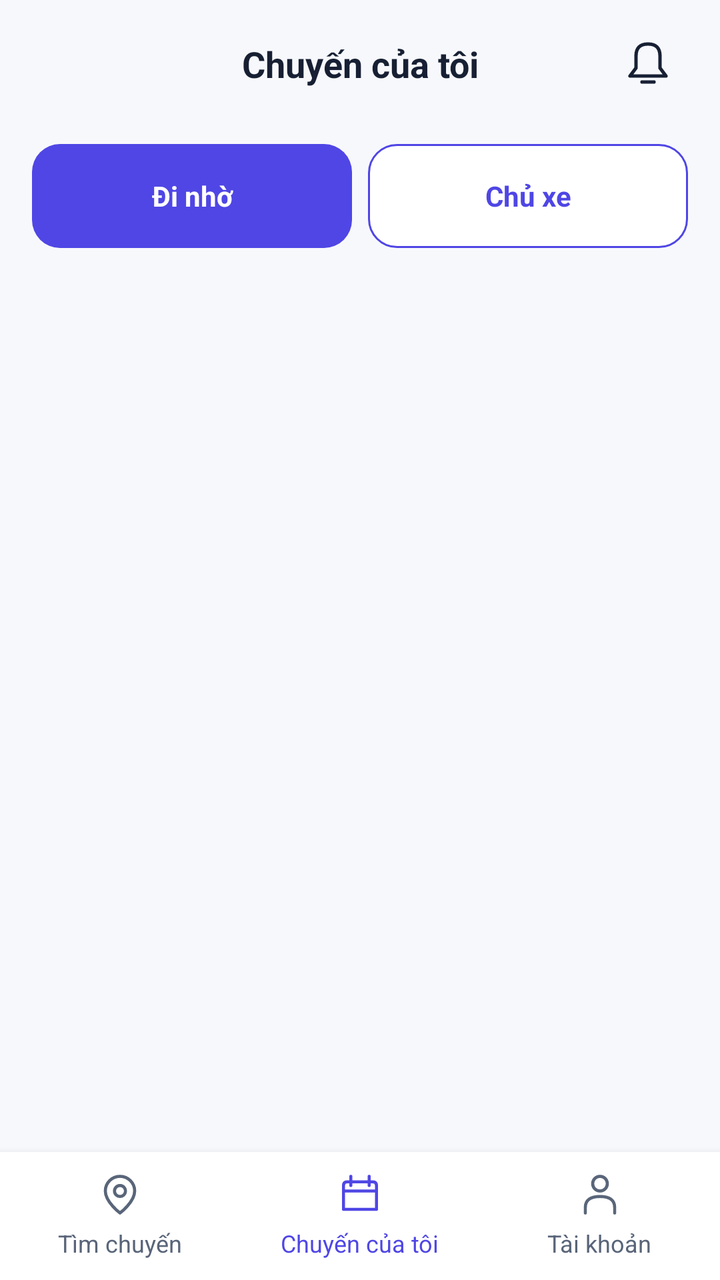
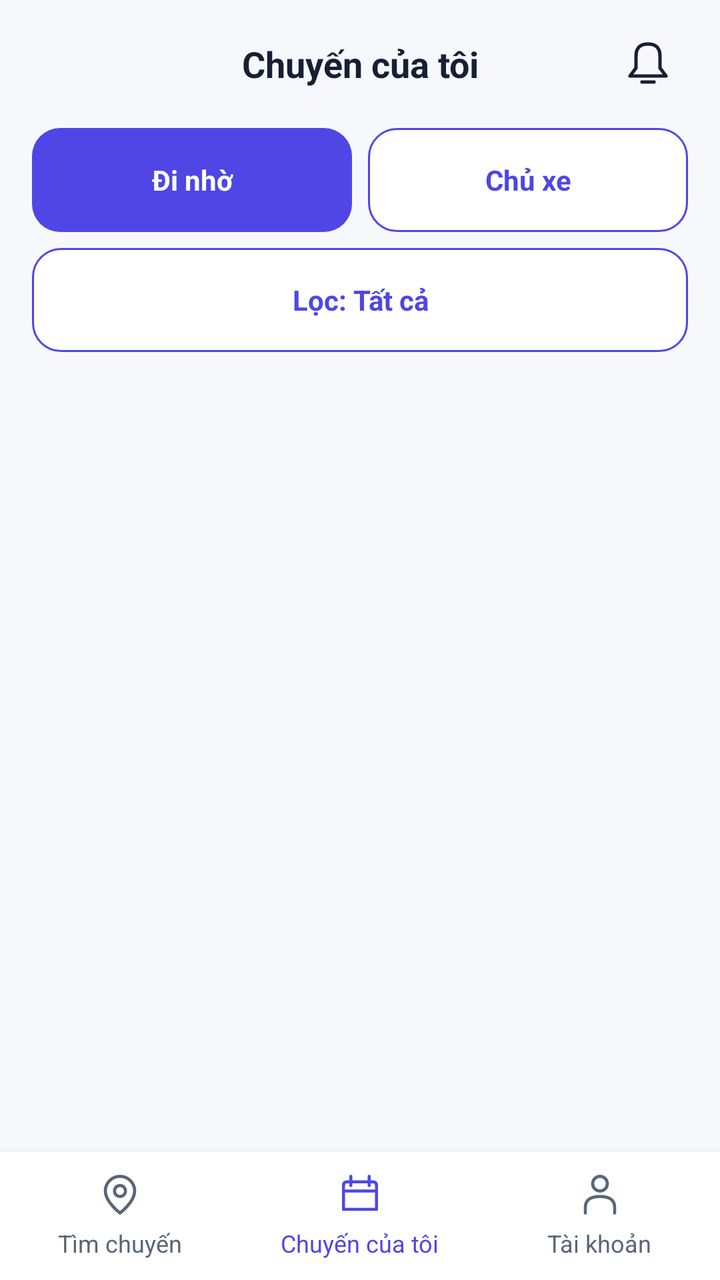

Two renders of the same Android screen: before a commit and after it. Below are the layout's source before the change and the commit's diff.
<!-- AndroidManifest.xml: application theme Theme.GrabShare -->
<!-- res/layout/screen_my_trips.xml -->
<?xml version="1.0" encoding="utf-8"?>
<LinearLayout xmlns:android="http://schemas.android.com/apk/res/android"
    android:layout_width="match_parent"
    android:layout_height="match_parent"
    android:orientation="vertical"
    android:background="@color/background">

    <FrameLayout
        android:layout_width="match_parent"
        android:layout_height="64dp"
        android:paddingHorizontal="12dp">
    <TextView
        android:id="@+id/tv_title"
        android:layout_width="match_parent"
        android:layout_height="wrap_content"
        android:layout_gravity="center"
        android:gravity="center"
        android:layout_marginHorizontal="52dp"
        android:text="Chuyến của tôi"
        android:textSize="18sp"
        android:textStyle="bold"
        android:textColor="@color/ink" />
        <ImageButton
            android:id="@+id/header_action"
            style="@style/IconButton"
            android:layout_gravity="center_vertical|end"
            android:src="@drawable/ic_bell"
            android:contentDescription="Thông báo" />
    </FrameLayout>

    <LinearLayout
        android:layout_width="match_parent"
        android:layout_height="wrap_content"
        android:orientation="horizontal"
        android:paddingHorizontal="16dp"
        android:paddingBottom="12dp">
        <androidx.appcompat.widget.AppCompatButton
            android:id="@+id/role_passenger"
            style="@style/ButtonPrimary"
            android:layout_width="0dp"
            android:layout_weight="1"
            android:layout_marginEnd="4dp"
            android:text="Đi nhờ" />
        <androidx.appcompat.widget.AppCompatButton
            android:id="@+id/role_driver"
            style="@style/ButtonSecondary"
            android:layout_width="0dp"
            android:layout_weight="1"
            android:layout_marginStart="4dp"
            android:text="Chủ xe" />
    </LinearLayout>

    <FrameLayout
        android:layout_width="match_parent"
        android:layout_height="0dp"
        android:layout_weight="1">

        <androidx.recyclerview.widget.RecyclerView
            android:id="@+id/recycler_my_trips"
            android:layout_width="match_parent"
            android:layout_height="match_parent"
            android:clipToPadding="false"
            android:padding="8dp" />

        <ProgressBar
            android:id="@+id/progress_bar"
            android:layout_width="wrap_content"
            android:layout_height="wrap_content"
            android:layout_gravity="center"
            android:visibility="gone" />

        <TextView
            android:id="@+id/tv_empty_state"
            android:layout_width="wrap_content"
            android:layout_height="wrap_content"
            android:layout_gravity="center"
            android:text="Bạn chưa có chuyến đi nhờ nào"
            android:textColor="#6B7280"
            android:textSize="16sp"
            android:visibility="gone" />

        <LinearLayout
            android:id="@+id/layout_error"
            android:layout_width="wrap_content"
            android:layout_height="wrap_content"
            android:layout_gravity="center"
            android:orientation="vertical"
            android:gravity="center"
            android:visibility="gone">

            <TextView
                android:layout_width="wrap_content"
                android:layout_height="wrap_content"
                android:text="Không thể tải dữ liệu. Vui lòng thử lại."
                android:textColor="#EF4444"
                android:textSize="15sp"
                android:layout_marginBottom="12dp" />

            <Button
                android:id="@+id/btn_retry"
                android:layout_width="wrap_content"
                android:layout_height="wrap_content"
                android:text="Thử lại" />
        </LinearLayout>

    </FrameLayout>

    <LinearLayout
        android:id="@+id/bottom_nav"
        android:layout_width="match_parent"
        android:layout_height="wrap_content"
        android:orientation="horizontal"
        android:background="@color/white"
        android:elevation="6dp">

        <LinearLayout
            android:id="@+id/nav_home"
            android:layout_width="0dp"
            android:layout_height="64dp"
            android:layout_weight="1"
            android:orientation="vertical"
            android:gravity="center"
            android:clickable="true"
            android:focusable="true"
            android:foreground="?attr/selectableItemBackground">

            <ImageView
                android:layout_width="22dp"
                android:layout_height="22dp"
                android:src="@drawable/ic_pin"
                android:tint="@color/muted"
                android:importantForAccessibility="no" />

            <TextView
                style="@style/Caption"
                android:text="Tìm chuyến"
                android:textColor="@color/muted"
                android:layout_marginTop="5dp"
                android:layout_marginBottom="0dp" />
        </LinearLayout>

        <LinearLayout
            android:id="@+id/nav_trips"
            android:layout_width="0dp"
            android:layout_height="64dp"
            android:layout_weight="1"
            android:orientation="vertical"
            android:gravity="center"
            android:importantForAccessibility="yes"
            android:contentDescription="Chuyến của tôi, đang chọn">

            <ImageView
                android:layout_width="22dp"
                android:layout_height="22dp"
                android:src="@drawable/ic_calendar"
                android:tint="@color/primary"
                android:importantForAccessibility="no" />

            <TextView
                style="@style/Caption"
                android:text="Chuyến của tôi"
                android:textColor="@color/primary"
                android:layout_marginTop="5dp"
                android:layout_marginBottom="0dp" />
        </LinearLayout>

        <LinearLayout
            android:id="@+id/nav_account"
            android:layout_width="0dp"
            android:layout_height="64dp"
            android:layout_weight="1"
            android:orientation="vertical"
            android:gravity="center"
            android:clickable="true"
            android:focusable="true"
            android:foreground="?attr/selectableItemBackground">

            <ImageView
                android:layout_width="22dp"
                android:layout_height="22dp"
                android:src="@drawable/ic_user"
                android:tint="@color/muted"
                android:importantForAccessibility="no" />

            <TextView
                style="@style/Caption"
                android:text="Tài khoản"
                android:textColor="@color/muted"
                android:layout_marginTop="5dp"
                android:layout_marginBottom="0dp" />
        </LinearLayout>
    </LinearLayout>
</LinearLayout>
<!-- resources referenced by this layout -->
<resources>
  <color name="background">#F7F8FC</color>
  <color name="ink">#172033</color>
  <color name="muted">#596579</color>
  <color name="primary">#4F46E5</color>
  <color name="white">#FFFFFFFF</color>
  <!-- drawable ic_bell (drawable) -->
  <?xml version="1.0" encoding="utf-8"?>
  <vector xmlns:android="http://schemas.android.com/apk/res/android" android:width="24dp" android:height="24dp" android:viewportWidth="24" android:viewportHeight="24">
      <path android:strokeColor="@color/primary" android:strokeWidth="1.7" android:strokeLineCap="round" android:strokeLineJoin="round" android:fillColor="@android:color/transparent" android:pathData="M18,8Q18,2 12,2Q6,2 6,8V14L3,18H21L18,14Z M9,21H15" />
  </vector>
  <!-- drawable ic_calendar (drawable) -->
  <?xml version="1.0" encoding="utf-8"?>
  <vector xmlns:android="http://schemas.android.com/apk/res/android" android:width="24dp" android:height="24dp" android:viewportWidth="24" android:viewportHeight="24">
      <path android:strokeColor="@color/primary" android:strokeWidth="1.7" android:strokeLineCap="round" android:strokeLineJoin="round" android:fillColor="@android:color/transparent" android:pathData="M5,5H19Q21,5 21,7V20H3V7Q3,5 5,5 M3,10H21 M7,2V7 M17,2V7" />
  </vector>
  <!-- drawable ic_user (drawable) -->
  <?xml version="1.0" encoding="utf-8"?>
  <vector xmlns:android="http://schemas.android.com/apk/res/android" android:width="24dp" android:height="24dp" android:viewportWidth="24" android:viewportHeight="24">
      <path android:strokeColor="@color/primary" android:strokeWidth="1.7" android:strokeLineCap="round" android:strokeLineJoin="round" android:fillColor="@android:color/transparent" android:pathData="M16,6A4,4 0,1 1,8 6A4,4 0,1 1,16 6 M4,22V19Q4,13 12,13Q20,13 20,19V22" />
  </vector>
  <style name="ButtonSecondary" parent="ButtonPrimary">
          <item name="android:textColor">@color/button_secondary_text</item>
          <item name="android:background">@drawable/bg_button_outline</item>
      </style>
  <style name="Caption" parent="Body">
          <item name="android:textSize">12sp</item>
          <item name="android:textColor">@color/muted</item>
          <item name="android:layout_marginBottom">4dp</item>
      </style>
  <style name="IconButton">
          <item name="android:layout_width">48dp</item>
          <item name="android:layout_height">48dp</item>
          <item name="android:minWidth">48dp</item>
          <item name="android:minHeight">48dp</item>
          <item name="android:padding">12dp</item>
          <item name="android:background">@drawable/bg_icon_button</item>
          <item name="android:tint">@color/ink</item>
      </style>
  <style name="Theme.GrabShare" parent="Base.Theme.GrabShare" />
  <style name="Body">
          <item name="android:layout_width">wrap_content</item>
          <item name="android:layout_height">wrap_content</item>
          <item name="android:textColor">@color/ink</item>
          <item name="android:textSize">14sp</item>
          <item name="android:lineSpacingExtra">4dp</item>
      </style>
  <!-- drawable bg_icon_button (drawable) -->
  <?xml version="1.0" encoding="utf-8"?>
  <ripple xmlns:android="http://schemas.android.com/apk/res/android" android:color="@color/lavender">
      <item>
          <shape>
              <solid android:color="@android:color/transparent" />
              <corners android:radius="100dp" />
          </shape>
      </item>
  </ripple>
  <color name="disabled_background">#E5E8F0</color>
  <color name="primary_dark">#3730A3</color>
  <color name="border">#E5E8F0</color>
  <color name="lavender">#EEF0FF</color>
  <color name="coral">#F47C67</color>
  <!-- unchanged entries left out for length: 5 -->
</resources>

<!-- the commit's change to res/layout/screen_my_trips.xml (unified diff, before → after) -->
@@ -1,25 +1,25 @@
 <?xml version="1.0" encoding="utf-8"?>
-<LinearLayout xmlns:android="http://schemas.android.com/apk/res/android"
+<LinearLayout
+    xmlns:android="http://schemas.android.com/apk/res/android"
     android:layout_width="match_parent"
     android:layout_height="match_parent"
     android:orientation="vertical"
     android:background="@color/background">
-
     <FrameLayout
         android:layout_width="match_parent"
         android:layout_height="64dp"
         android:paddingHorizontal="12dp">
-    <TextView
-        android:id="@+id/tv_title"
-        android:layout_width="match_parent"
-        android:layout_height="wrap_content"
-        android:layout_gravity="center"
-        android:gravity="center"
-        android:layout_marginHorizontal="52dp"
-        android:text="Chuyến của tôi"
-        android:textSize="18sp"
-        android:textStyle="bold"
-        android:textColor="@color/ink" />
+        <TextView
+            android:id="@+id/tv_title"
+            android:layout_width="match_parent"
+            android:layout_height="wrap_content"
+            android:layout_gravity="center"
+            android:gravity="center"
+            android:layout_marginHorizontal="52dp"
+            android:text="Chuyến của tôi"
+            android:textSize="18sp"
+            android:textStyle="bold"
+            android:textColor="@color/ink" />
         <ImageButton
             android:id="@+id/header_action"
             style="@style/IconButton"
@@ -27,48 +27,52 @@
             android:src="@drawable/ic_bell"
             android:contentDescription="Thông báo" />
     </FrameLayout>
-
     <LinearLayout
         android:layout_width="match_parent"
         android:layout_height="wrap_content"
         android:orientation="horizontal"
         android:paddingHorizontal="16dp"
-        android:paddingBottom="12dp">
+        android:paddingBottom="8dp">
         <androidx.appcompat.widget.AppCompatButton
             android:id="@+id/role_passenger"
             style="@style/ButtonPrimary"
             android:layout_width="0dp"
             android:layout_weight="1"
             android:layout_marginEnd="4dp"
-            android:text="Đi nhờ" />
+            android:text="Đi nhờ"
+            android:layout_marginTop="0dp" />
         <androidx.appcompat.widget.AppCompatButton
             android:id="@+id/role_driver"
             style="@style/ButtonSecondary"
             android:layout_width="0dp"
             android:layout_weight="1"
             android:layout_marginStart="4dp"
-            android:text="Chủ xe" />
+            android:text="Chủ xe"
+            android:layout_marginTop="0dp" />
     </LinearLayout>
-
+    <androidx.appcompat.widget.AppCompatButton
+        style="@style/ButtonSecondary"
+        android:id="@+id/trip_list_filter"
+        android:text="Lọc: Tất cả"
+        android:layout_marginHorizontal="16dp"
+        android:layout_marginTop="0dp"
+        android:layout_marginBottom="8dp" />
     <FrameLayout
         android:layout_width="match_parent"
         android:layout_height="0dp"
         android:layout_weight="1">
-
         <androidx.recyclerview.widget.RecyclerView
             android:id="@+id/recycler_my_trips"
             android:layout_width="match_parent"
             android:layout_height="match_parent"
             android:clipToPadding="false"
             android:padding="8dp" />
-
         <ProgressBar
             android:id="@+id/progress_bar"
             android:layout_width="wrap_content"
             android:layout_height="wrap_content"
             android:layout_gravity="center"
             android:visibility="gone" />
-
         <TextView
             android:id="@+id/tv_empty_state"
             android:layout_width="wrap_content"
@@ -78,7 +82,6 @@
             android:textColor="#6B7280"
             android:textSize="16sp"
             android:visibility="gone" />
-
         <LinearLayout
             android:id="@+id/layout_error"
             android:layout_width="wrap_content"
@@ -87,7 +90,6 @@
             android:orientation="vertical"
             android:gravity="center"
             android:visibility="gone">
-
             <TextView
                 android:layout_width="wrap_content"
                 android:layout_height="wrap_content"
@@ -95,16 +97,13 @@
                 android:textColor="#EF4444"
                 android:textSize="15sp"
                 android:layout_marginBottom="12dp" />
-
             <Button
                 android:id="@+id/btn_retry"
                 android:layout_width="wrap_content"
                 android:layout_height="wrap_content"
                 android:text="Thử lại" />
         </LinearLayout>
-
     </FrameLayout>
-
     <LinearLayout
         android:id="@+id/bottom_nav"
         android:layout_width="match_parent"
@@ -112,7 +111,6 @@
         android:orientation="horizontal"
         android:background="@color/white"
         android:elevation="6dp">
-
         <LinearLayout
             android:id="@+id/nav_home"
             android:layout_width="0dp"
@@ -123,14 +121,12 @@
             android:clickable="true"
             android:focusable="true"
             android:foreground="?attr/selectableItemBackground">
-
             <ImageView
                 android:layout_width="22dp"
                 android:layout_height="22dp"
                 android:src="@drawable/ic_pin"
                 android:tint="@color/muted"
                 android:importantForAccessibility="no" />
-
             <TextView
                 style="@style/Caption"
                 android:text="Tìm chuyến"
@@ -138,7 +134,6 @@
                 android:layout_marginTop="5dp"
                 android:layout_marginBottom="0dp" />
         </LinearLayout>
-
         <LinearLayout
             android:id="@+id/nav_trips"
             android:layout_width="0dp"
@@ -148,14 +143,12 @@
             android:gravity="center"
             android:importantForAccessibility="yes"
             android:contentDescription="Chuyến của tôi, đang chọn">
-
             <ImageView
                 android:layout_width="22dp"
                 android:layout_height="22dp"
                 android:src="@drawable/ic_calendar"
                 android:tint="@color/primary"
                 android:importantForAccessibility="no" />
-
             <TextView
                 style="@style/Caption"
                 android:text="Chuyến của tôi"
@@ -163,7 +156,6 @@
                 android:layout_marginTop="5dp"
                 android:layout_marginBottom="0dp" />
         </LinearLayout>
-
         <LinearLayout
             android:id="@+id/nav_account"
             android:layout_width="0dp"
@@ -174,14 +166,12 @@
             android:clickable="true"
             android:focusable="true"
             android:foreground="?attr/selectableItemBackground">
-
             <ImageView
                 android:layout_width="22dp"
                 android:layout_height="22dp"
                 android:src="@drawable/ic_user"
                 android:tint="@color/muted"
                 android:importantForAccessibility="no" />
-
             <TextView
                 style="@style/Caption"
                 android:text="Tài khoản"
